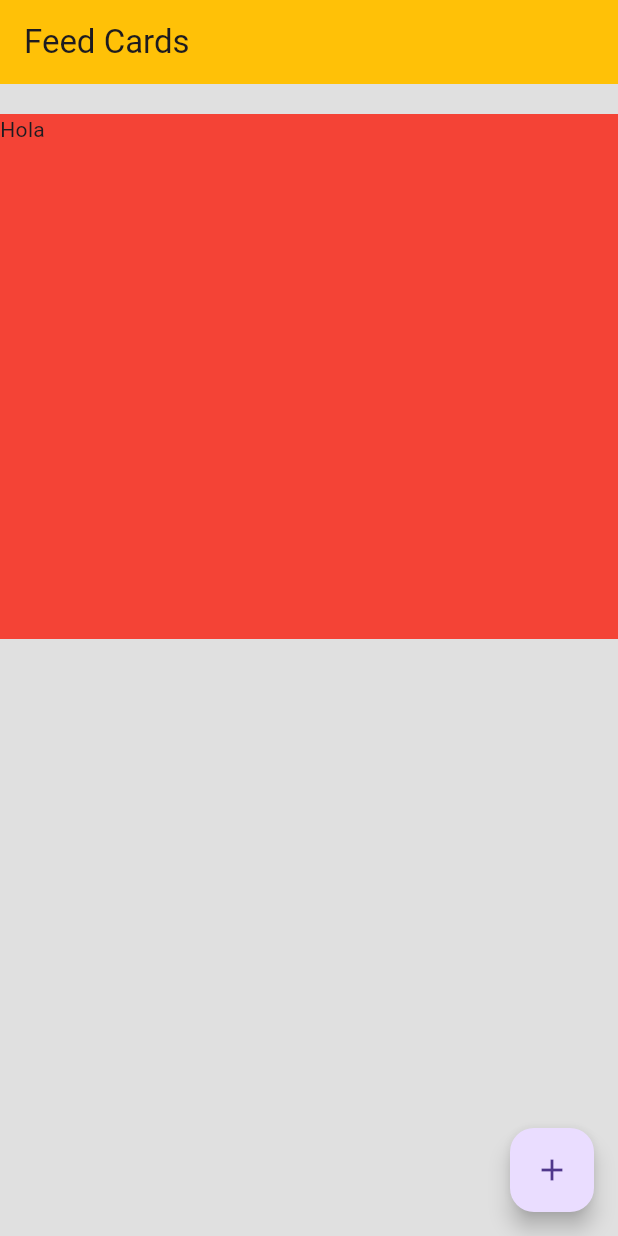
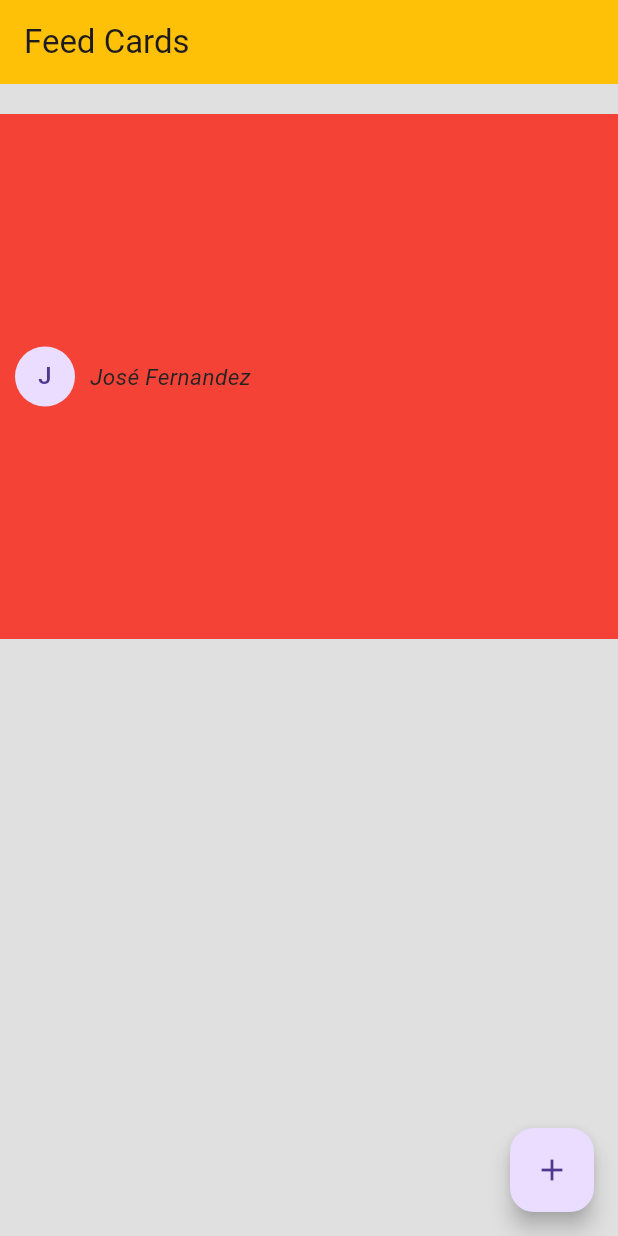
Before and after one commit to leannmeier/CursoFlutter, a Flutter app: the screen it shows after launch, on a phone screen of 412 x 824 dp. Run offline on Flutter 3.47's test engine with Material 3 defaults, Android fonts, the phone set to English and light mode, and no system bars.

Commit message:
Row: algunas caracteristicas

```diff
--- a/lib/screens/home_screens.dart
+++ b/lib/screens/home_screens.dart
@@ -8,10 +8,39 @@ class HomeScreen extends StatelessWidget {
   @override
   Widget build(BuildContext context) {
     return Scaffold(
-      appBar: AppBar(title: const Text('Feed Cards'), backgroundColor: Colors.amber,),
-      body: Container(margin: const EdgeInsets.only(top:20), width: double.infinity, height: 350 ,decoration: const BoxDecoration(color: Colors.red), child: const Text("Hola"),),
+      appBar: AppBar(
+        title: const Text('Feed Cards'),
+        backgroundColor: Colors.amber,
+        ),
+      body: Container(
+        margin: const EdgeInsets.only(top:20),
+        width: double.infinity,
+        height: 350,
+        decoration: const BoxDecoration(color: Colors.red),
+        child: Container(
+          padding: const EdgeInsets.all(10),
+          child: const Row(
+            children: [
+              CircleAvatar(
+                child: Text("J"),
+              ),
+              SizedBox(width: 10,),
+            Text(
+              "José Fernandez",
+              style: TextStyle(
+                fontStyle: FontStyle.italic,
+                fontSize: 15.0,
+                color: Color.fromARGB(255,35,35,35),
+            )),
+          ],
+        ),
+      )),
       backgroundColor: Colors.grey[300],
-      floatingActionButton: FloatingActionButton(onPressed: (){}, child: const Icon(Icons.add),),
+      floatingActionButton: FloatingActionButton(
+        onPressed: (){},
+        child: const Icon(
+          Icons.add),
+      ),
     );
   }
 }
```
